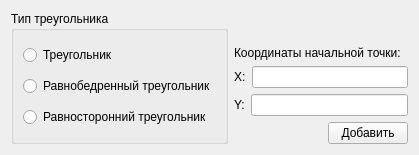
Above: Lab6/InterfaceWindow.ui from VampireVol/OOP before the change. Below: the same form after it.
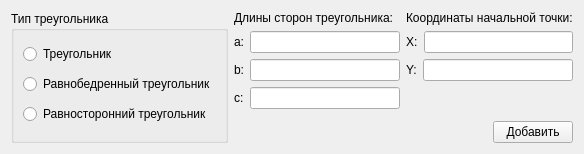
That is the form after the change.

```diff
--- a/Lab6/InterfaceWindow.ui
+++ b/Lab6/InterfaceWindow.ui
@@ -6,14 +6,14 @@
    <rect>
     <x>0</x>
     <y>0</y>
-    <width>419</width>
-    <height>155</height>
+    <width>584</width>
+    <height>154</height>
    </rect>
   </property>
   <property name="windowTitle">
    <string>Выбор треугольника</string>
   </property>
-  <layout class="QHBoxLayout" name="horizontalLayout_4">
+  <layout class="QHBoxLayout" name="horizontalLayout_7">
    <item>
     <widget class="QGroupBox" name="groupBox">
      <property name="title">
@@ -44,23 +44,76 @@
      </layout>
     </widget>
    </item>
+   <item>
+    <layout class="QVBoxLayout" name="verticalLayout_4">
+     <item>
+      <widget class="QLabel" name="_labelTextLen">
+       <property name="text">
+        <string>Длины сторон треугольника:</string>
+       </property>
+      </widget>
+     </item>
+     <item>
+      <layout class="QHBoxLayout" name="horizontalLayout_6">
+       <item>
+        <widget class="QLabel" name="_labelA">
+         <property name="text">
+          <string>a:</string>
+         </property>
+        </widget>
+       </item>
+       <item>
+        <widget class="QLineEdit" name="_lineEditA"/>
+       </item>
+      </layout>
+     </item>
+     <item>
+      <layout class="QHBoxLayout" name="horizontalLayout_5">
+       <item>
+        <widget class="QLabel" name="_labelB">
+         <property name="text">
+          <string>b:</string>
+         </property>
+        </widget>
+       </item>
+       <item>
+        <widget class="QLineEdit" name="_lineEditB"/>
+       </item>
+      </layout>
+     </item>
+     <item>
+      <layout class="QHBoxLayout" name="horizontalLayout_4">
+       <item>
+        <widget class="QLabel" name="_labelC">
+         <property name="text">
+          <string>c:</string>
+         </property>
+        </widget>
+       </item>
+       <item>
+        <widget class="QLineEdit" name="_lineEditC"/>
+       </item>
+      </layout>
+     </item>
+     <item>
+      <spacer name="_verticalSpacerLen">
+       <property name="orientation">
+        <enum>Qt::Vertical</enum>
+       </property>
+       <property name="sizeHint" stdset="0">
+        <size>
+         <width>20</width>
+         <height>40</height>
+        </size>
+       </property>
+      </spacer>
+     </item>
+    </layout>
+   </item>
    <item>
     <layout class="QVBoxLayout" name="verticalLayout_2">
      <item>
-      <spacer name="_verticalSpacer">
-       <property name="orientation">
-        <enum>Qt::Vertical</enum>
-       </property>
-       <property name="sizeHint" stdset="0">
-        <size>
-         <width>20</width>
-         <height>40</height>
-        </size>
-       </property>
-      </spacer>
-     </item>
-     <item>
-      <widget class="QLabel" name="_labelText">
+      <widget class="QLabel" name="_labelTextCoord">
        <property name="text">
         <string>Координаты начальной точки:</string>
        </property>
@@ -94,6 +147,19 @@
        </item>
       </layout>
      </item>
+     <item>
+      <spacer name="_verticalSpacerCoord">
+       <property name="orientation">
+        <enum>Qt::Vertical</enum>
+       </property>
+       <property name="sizeHint" stdset="0">
+        <size>
+         <width>20</width>
+         <height>40</height>
+        </size>
+       </property>
+      </spacer>
+     </item>
      <item>
       <layout class="QHBoxLayout" name="horizontalLayout_3">
        <item>
```
